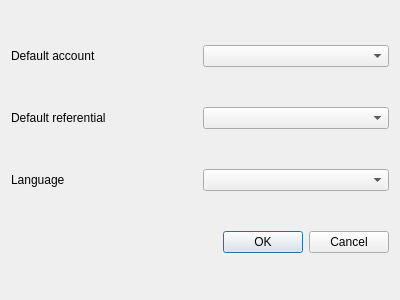
Old version of the form res/ui/preferences.ui in the repository duniter/sakia.
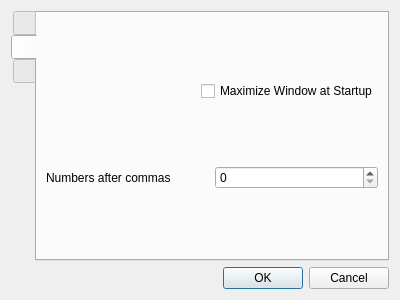
New version of the form. The open tabs and pages were chosen to show the change.

Commit message: Fixed bug in DU receiving

```diff
--- a/res/ui/preferences.ui
+++ b/res/ui/preferences.ui
@@ -15,6 +15,19 @@
   </property>
   <layout class="QVBoxLayout" name="verticalLayout">
    <item>
+    <widget class="QTabWidget" name="tabWidget">
+     <property name="tabPosition">
+      <enum>QTabWidget::West</enum>
+     </property>
+     <property name="currentIndex">
+      <number>2</number>
+     </property>
+     <widget class="QWidget" name="tabApplication">
+      <attribute name="title">
+       <string/>
+      </attribute>
+      <layout class="QVBoxLayout" name="verticalLayout_2">
+       <item>
     <layout class="QHBoxLayout" name="horizontalLayout">
      <item>
       <widget class="QLabel" name="label">
@@ -33,7 +46,10 @@
      <item>
       <widget class="QLabel" name="label_3">
        <property name="text">
-        <string>Default referential</string>
+            <string>Default &amp;referential</string>
+           </property>
+           <property name="buddy">
+            <cstring>label_3</cstring>
        </property>
       </widget>
      </item>
@@ -55,6 +71,84 @@
       <widget class="QComboBox" name="combo_language"/>
      </item>
     </layout>
+       </item>
+       <item>
+        <layout class="QHBoxLayout" name="horizontalLayout_4">
+         <item>
+          <spacer name="horizontalSpacer">
+           <property name="orientation">
+            <enum>Qt::Horizontal</enum>
+           </property>
+           <property name="sizeHint" stdset="0">
+            <size>
+             <width>40</width>
+             <height>20</height>
+            </size>
+           </property>
+          </spacer>
+         </item>
+         <item>
+          <widget class="QCheckBox" name="checkBox">
+           <property name="text">
+            <string>Expert mode</string>
+           </property>
+          </widget>
+         </item>
+        </layout>
+       </item>
+      </layout>
+     </widget>
+     <widget class="QWidget" name="displayTab">
+      <attribute name="title">
+       <string/>
+      </attribute>
+      <layout class="QVBoxLayout" name="verticalLayout_3">
+       <item>
+        <layout class="QHBoxLayout" name="horizontalLayout_5">
+         <item>
+          <spacer name="horizontalSpacer_2">
+           <property name="orientation">
+            <enum>Qt::Horizontal</enum>
+           </property>
+           <property name="sizeHint" stdset="0">
+            <size>
+             <width>40</width>
+             <height>20</height>
+            </size>
+           </property>
+          </spacer>
+         </item>
+         <item>
+          <widget class="QCheckBox" name="checkBox_2">
+           <property name="text">
+            <string>Maximize Window at Startup</string>
+           </property>
+          </widget>
+         </item>
+        </layout>
+       </item>
+       <item>
+        <layout class="QHBoxLayout" name="horizontalLayout_6">
+         <item>
+          <widget class="QLabel" name="label_4">
+           <property name="text">
+            <string>Numbers after commas </string>
+           </property>
+          </widget>
+         </item>
+         <item>
+          <widget class="QSpinBox" name="spinBox"/>
+         </item>
+        </layout>
+       </item>
+      </layout>
+     </widget>
+     <widget class="QWidget" name="tabNetwork">
+      <attribute name="title">
+       <string/>
+      </attribute>
+     </widget>
+    </widget>
    </item>
    <item>
     <widget class="QDialogButtonBox" name="buttonBox">
```
Lines whose indentation alone changed are shown as unchanged. The commit also changes 2 other files.
